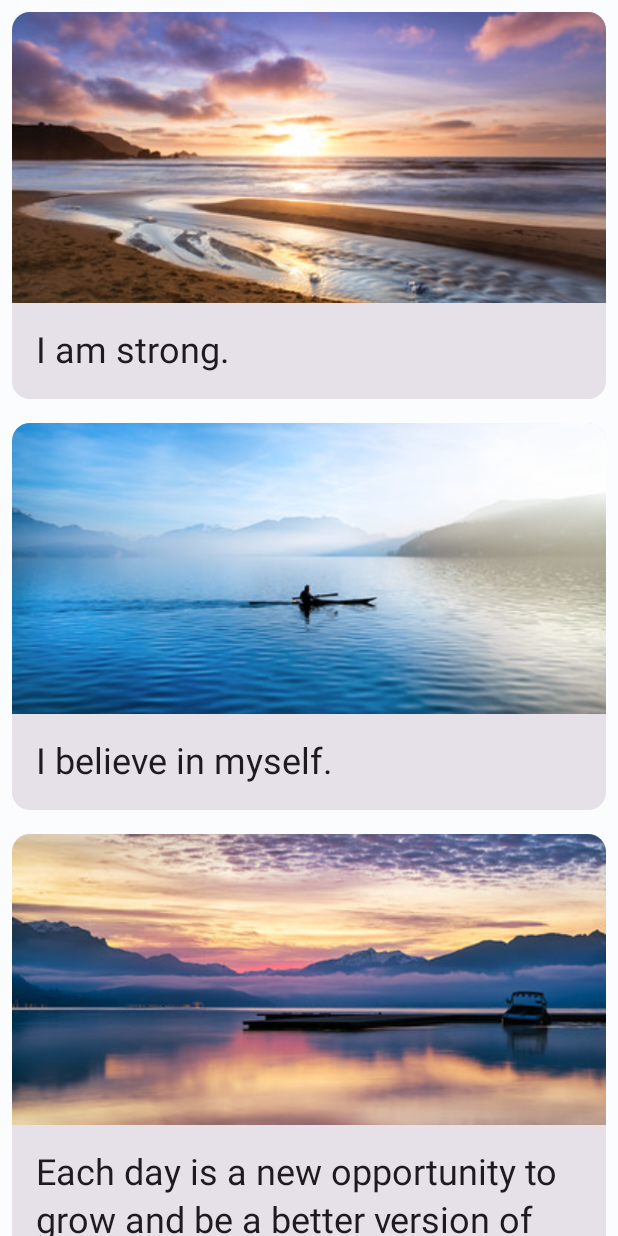
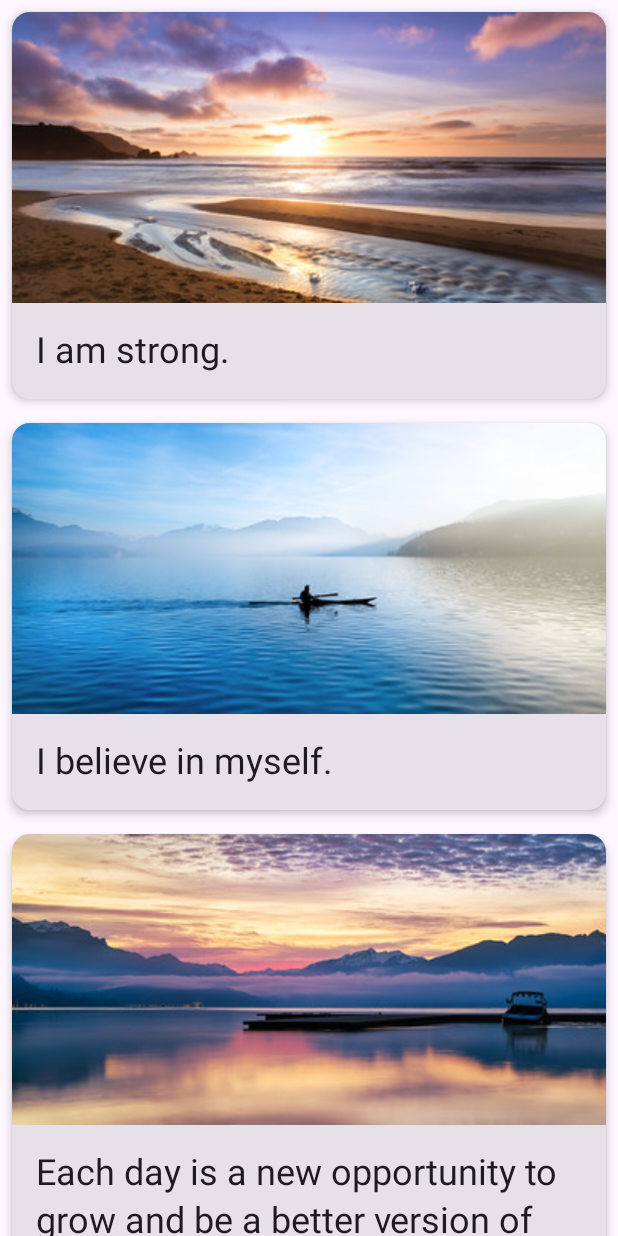
Before and after one commit to google-developer-training/basic-android-kotlin-compose-training-affirmations, an Android app built with Jetpack Compose: the screen it shows after launch (MainActivity), on a phone screen of 412 x 824 dp. Run offline under Robolectric (Android 15) with nearby library versions, the phone set to English and light mode, and no system bars.

Commit message:
Improve card appearance and simplify WindowInsets padding

```diff
--- a/app/src/main/java/com/example/affirmations/MainActivity.kt
+++ b/app/src/main/java/com/example/affirmations/MainActivity.kt
@@ -20,13 +20,21 @@ import androidx.activity.ComponentActivity
 import androidx.activity.compose.setContent
 import androidx.compose.foundation.Image
 import androidx.compose.foundation.layout.Column
+import androidx.compose.foundation.layout.WindowInsets
+import androidx.compose.foundation.layout.asPaddingValues
+import androidx.compose.foundation.layout.calculateEndPadding
+import androidx.compose.foundation.layout.calculateStartPadding
 import androidx.compose.foundation.layout.fillMaxSize
 import androidx.compose.foundation.layout.fillMaxWidth
 import androidx.compose.foundation.layout.height
 import androidx.compose.foundation.layout.padding
+import androidx.compose.foundation.layout.safeDrawing
+import androidx.compose.foundation.layout.statusBarsPadding
 import androidx.compose.foundation.lazy.LazyColumn
 import androidx.compose.foundation.lazy.items
+import androidx.compose.foundation.shape.RoundedCornerShape
 import androidx.compose.material3.Card
+import androidx.compose.material3.CardDefaults
 import androidx.compose.material3.MaterialTheme
 import androidx.compose.material3.Surface
 import androidx.compose.material3.Text
@@ -34,6 +42,7 @@ import androidx.compose.runtime.Composable
 import androidx.compose.ui.Modifier
 import androidx.compose.ui.layout.ContentScale
 import androidx.compose.ui.platform.LocalContext
+import androidx.compose.ui.platform.LocalLayoutDirection
 import androidx.compose.ui.res.painterResource
 import androidx.compose.ui.res.stringResource
 import androidx.compose.ui.tooling.preview.Preview
@@ -62,9 +71,17 @@ class MainActivity : ComponentActivity() {
 
 @Composable
 fun AffirmationsApp() {
-    AffirmationList(
-        affirmationList = Datasource().loadAffirmations(),
-    )
+    val layoutDirection = LocalLayoutDirection.current
+    Surface(
+        modifier = Modifier
+            .fillMaxSize()
+            .statusBarsPadding()
+            .padding(WindowInsets.safeDrawing.asPaddingValues())
+    ) {
+        AffirmationList(
+            affirmationList = Datasource().loadAffirmations(),
+        )
+    }
 }
 
 @Composable
@@ -81,7 +98,11 @@ fun AffirmationList(affirmationList: List<Affirmation>, modifier: Modifier = Mod
 
 @Composable
 fun AffirmationCard(affirmation: Affirmation, modifier: Modifier = Modifier) {
-    Card(modifier = modifier) {
+    Card(
+        modifier = modifier,
+        shape = RoundedCornerShape(12.dp),
+        elevation = CardDefaults.cardElevation(defaultElevation = 4.dp)
+    ) {
         Column {
             Image(
                 painter = painterResource(affirmation.imageResourceId),
```
